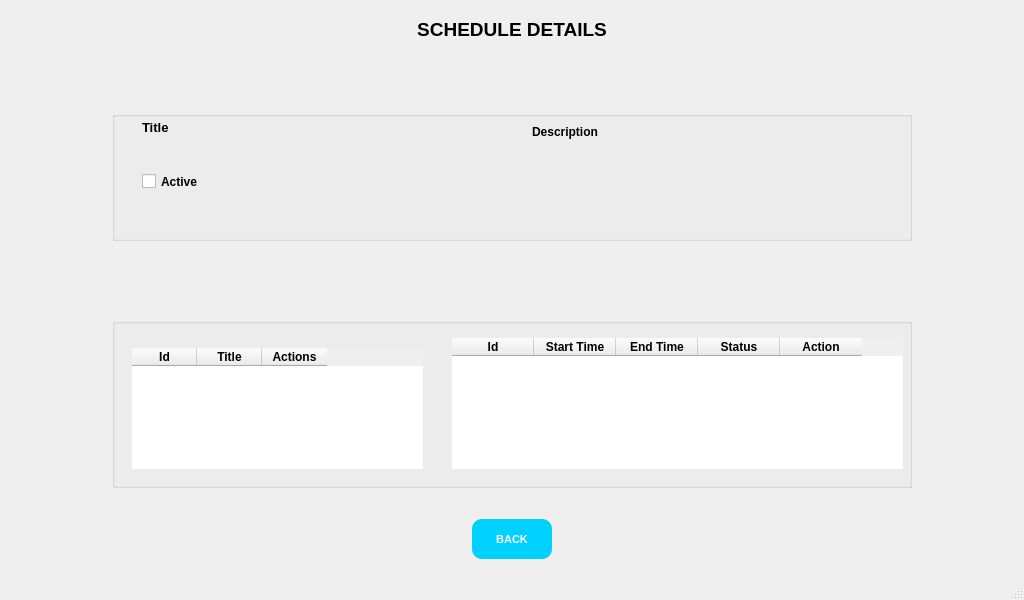
The window that schedule_details.ui (Quang-Nguyen-Van/MSE_Do-An-Tot-Nghiep) describes before a commit, drawn with Qt 5.
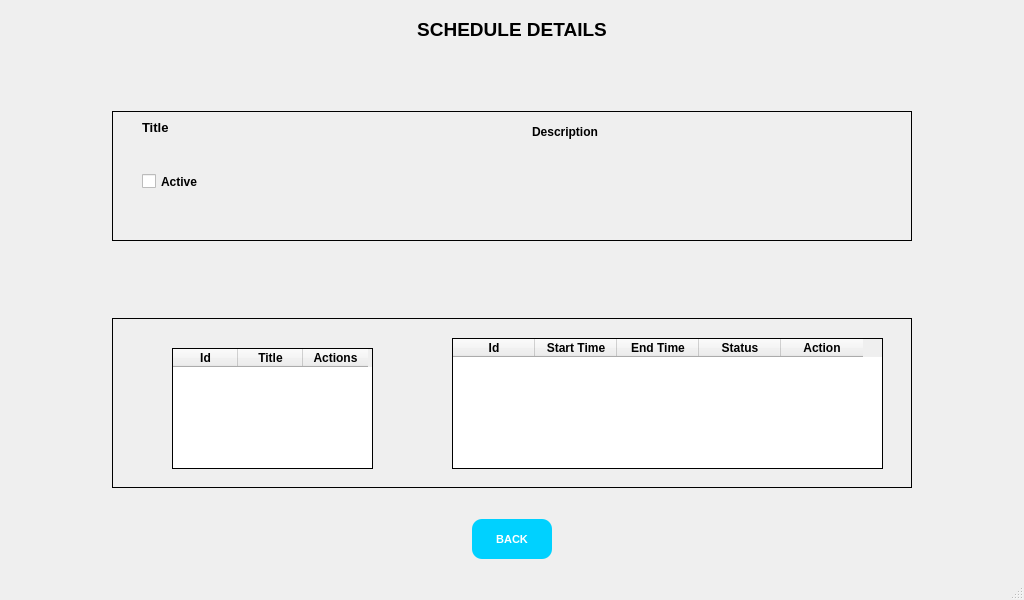
The same window after the commit.

Commit message: fix fullScreen Details

Patch:
```diff
--- a/schedule_details.ui
+++ b/schedule_details.ui
@@ -104,6 +104,11 @@
            <height>130</height>
           </size>
          </property>
+         <property name="styleSheet">
+          <string notr="true">QGroupBox {
+	border: 1px solid;
+}</string>
+         </property>
          <property name="title">
           <string/>
          </property>
@@ -298,6 +303,11 @@
            <height>170</height>
           </size>
          </property>
+         <property name="styleSheet">
+          <string notr="true">QGroupBox {
+	border: 1px solid;
+}</string>
+         </property>
          <property name="title">
           <string/>
          </property>
@@ -324,12 +334,17 @@
           <widget class="QTableWidget" name="tblDays">
            <property name="geometry">
             <rect>
-             <x>10</x>
+             <x>50</x>
              <y>10</y>
-             <width>291</width>
+             <width>201</width>
              <height>121</height>
             </rect>
            </property>
+           <property name="styleSheet">
+            <string notr="true">QTableWidget {
+	border: 1px solid;
+}</string>
+           </property>
            <property name="alternatingRowColors">
             <bool>true</bool>
            </property>
@@ -417,10 +432,15 @@
             <rect>
              <x>10</x>
              <y>0</y>
-             <width>451</width>
+             <width>431</width>
              <height>131</height>
             </rect>
            </property>
+           <property name="styleSheet">
+            <string notr="true">QTableWidget {
+	border: 1px solid;
+}</string>
+           </property>
            <property name="frameShape">
             <enum>QFrame::NoFrame</enum>
            </property>
```
The commit also changes 1 other file.
